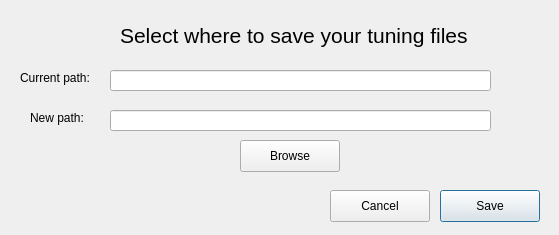
Azuyah/Map-Tool, file dialog.ui: the form before one commit.
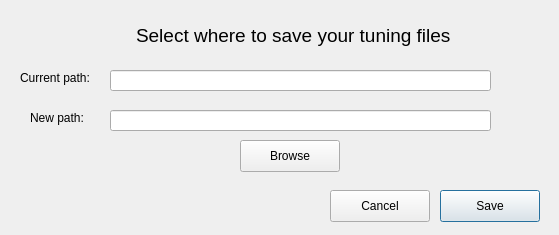
The form after the commit.

```diff
--- a/dialog.ui
+++ b/dialog.ui
@@ -106,7 +106,7 @@
   <widget class="QLabel" name="label_3">
    <property name="geometry">
     <rect>
-     <x>120</x>
+     <x>136</x>
      <y>20</y>
      <width>411</width>
      <height>31</height>
@@ -114,8 +114,8 @@
    </property>
    <property name="font">
     <font>
-     <family>Segoe UI</family>
-     <pointsize>16</pointsize>
+     <family>Arial</family>
+     <pointsize>14</pointsize>
     </font>
    </property>
    <property name="text">
```
